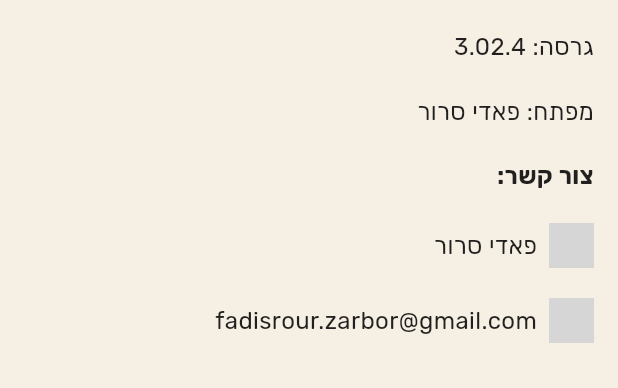
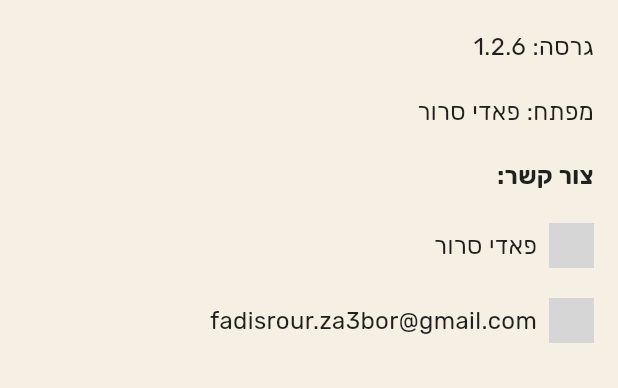
Before and after one commit to za3bor/zofa, a Flutter app: the AboutAppScreen screen opened directly, after a tap on "פאדי סרור", on a phone screen of 412 x 824 dp, the part 143-531 px from its top. Run offline on Flutter 3.47's test engine with Material 3 defaults, Android fonts, the phone set to English and light mode, and no system bars; our stand-ins replace animated_splash_screen, cached_network_image, convex_bottom_bar, firebase_core, firebase_messaging, flutter_layout_grid and 11 more; accounts and stored records are empty; network calls fail; grey boxes are pictures that could not be loaded.

Commit message:
Update about_app

```diff
--- a/lib/customer/about_app.dart
+++ b/lib/customer/about_app.dart
@@ -1,11 +1,17 @@
 import 'package:flutter/material.dart';
+import 'package:package_info_plus/package_info_plus.dart';
 import 'package:url_launcher/url_launcher.dart';
 import 'package:flutter_screenutil/flutter_screenutil.dart';
 import 'package:zofa/constant.dart';
 
-class AboutAppScreen extends StatelessWidget {
+class AboutAppScreen extends StatefulWidget {
   const AboutAppScreen({super.key});
 
+  @override
+  State<AboutAppScreen> createState() => _AboutAppScreenState();
+}
+
+class _AboutAppScreenState extends State<AboutAppScreen> {
   // Helper function to launch a URL
   Future<void> _launchURL(String url) async {
     final Uri uri = Uri.parse(url); // Parse the URL to a Uri object
@@ -13,14 +19,40 @@ class AboutAppScreen extends StatelessWidget {
     try {
       if (await canLaunchUrl(uri)) {
         // Check if the URL can be launched
-        await launchUrl(uri,
-            mode: LaunchMode.externalApplication); // Try to open in the app
+        await launchUrl(
+          uri,
+          mode: LaunchMode.externalApplication,
+        ); // Try to open in the app
       } else {
         // If app can't open, open it in the browser
         await launchUrl(uri, mode: LaunchMode.externalNonBrowserApplication);
       }
     } catch (e) {
       throw 'Could not launch $url: $e'; // Handle error if URL cannot be launched
+    }
+  }
+
+  @override
+  void initState() {
+    super.initState();
+    _checkAppVersion();
+  }
+
+  Future<String> _checkAppVersion() async {
+    try {
+      final packageInfo = await PackageInfo.fromPlatform();
+      final currentVersion = packageInfo.version;
+      return currentVersion; // Return the current version
+    } catch (e) {
+      if (mounted) {
+        ScaffoldMessenger.of(context).showSnackBar(
+          SnackBar(
+            content: Text('בדיקת הגרסה נכשלה. אנא נסה שוב מאוחר יותר.'),
+            backgroundColor: Colors.redAccent,
+          ),
+        );
+      }
+      return ''; // Return a default value in case of error
     }
   }
 
@@ -31,11 +63,7 @@ class AboutAppScreen extends StatelessWidget {
   }) {
     return GestureDetector(
       onTap: onPressed,
-      child: Image.network(
-        iconUrl,
-        width: 30.w,
-        height: 30.h,
-      ),
+      child: Image.network(iconUrl, width: 30.w, height: 30.h),
     );
   }
 
@@ -46,9 +74,7 @@ class AboutAppScreen extends StatelessWidget {
     const String emailUrl = 'mailto:fadisrour.za3bor@gmail.com';
 
     return Scaffold(
-      appBar: const CustomAppBar(
-        title: 'אודות האפליקציה',
-      ),
+      appBar: const CustomAppBar(title: 'אודות האפליקציה'),
       body: Directionality(
         textDirection: TextDirection.rtl,
         child: Padding(
@@ -63,10 +89,30 @@ class AboutAppScreen extends StatelessWidget {
                 style: Theme.of(context).textTheme.bodyMedium,
               ),
               SizedBox(height: 20.h),
-              Text(
-                'גרסה: 3.02.4', // App name in Hebrew
-                style: Theme.of(context).textTheme.bodyMedium,
+              FutureBuilder<String>(
+                future: _checkAppVersion(),
+                builder: (context, snapshot) {
+                  if (snapshot.connectionState == ConnectionState.waiting) {
+                    return Text(
+                      'בודק גרסה...', // "Checking version..."
+                      style: Theme.of(context).textTheme.bodyMedium,
+                    );
+                  } else if (snapshot.hasError ||
+                      !snapshot.hasData ||
+                      snapshot.data!.isEmpty) {
+                    return Text(
+                      'שגיאה בקבלת גרסה', // "Error fetching version"
+                      style: Theme.of(context).textTheme.bodyMedium,
+                    );
+                  } else {
+                    return Text(
+                      'גרסה: ${snapshot.data}', // Display the version
+                      style: Theme.of(context).textTheme.bodyMedium,
+                    );
+                  }
+                },
               ),
+
               SizedBox(height: 20.h),
               // Developer name
               Text(
@@ -77,15 +123,16 @@ class AboutAppScreen extends StatelessWidget {
               // Contact section title
               Text(
                 'צור קשר:',
-                style: Theme.of(context).textTheme.bodyMedium!.copyWith(
-                  fontWeight: FontWeight.bold,
-                ),
+                style: Theme.of(
+                  context,
+                ).textTheme.bodyMedium!.copyWith(fontWeight: FontWeight.bold),
               ),
               SizedBox(height: 20.h),
               // LinkedIn link
               Row(
-                mainAxisAlignment: MainAxisAlignment
-                    .start, // Align icons and text to the right
+                mainAxisAlignment:
+                    MainAxisAlignment
+                        .start, // Align icons and text to the right
                 children: [
                   _buildIconButton(
                     iconUrl:
@@ -106,8 +153,9 @@ class AboutAppScreen extends StatelessWidget {
 
               // Email link
               Row(
-                mainAxisAlignment: MainAxisAlignment
-                    .start, // Align icons and text to the right
+                mainAxisAlignment:
+                    MainAxisAlignment
+                        .start, // Align icons and text to the right
                 children: [
                   _buildIconButton(
                     iconUrl:
@@ -118,7 +166,7 @@ class AboutAppScreen extends StatelessWidget {
                   GestureDetector(
                     onTap: () => _launchURL(emailUrl),
                     child: Text(
-                      'fadisrour.zarbor@gmail.com', // Email address in Hebrew
+                      'fadisrour.za3bor@gmail.com', // Email address in Hebrew
                       style: Theme.of(context).textTheme.bodyMedium,
                     ),
                   ),
--- a/pubspec.yaml
+++ b/pubspec.yaml
@@ -16,7 +16,7 @@ publish_to: 'none' # Remove this line if you wish to publish to pub.dev
 # https://developer.apple.com/library/archive/documentation/General/Reference/InfoPlistKeyReference/Articles/CoreFoundationKeys.html
 # In Windows, build-name is used as the major, minor, and patch parts
 # of the product and file versions while build-number is used as the build suffix.
-version: 1.2.4+44
+version: 1.2.6+46
 
 environment:
   sdk: ^3.7.2
```
